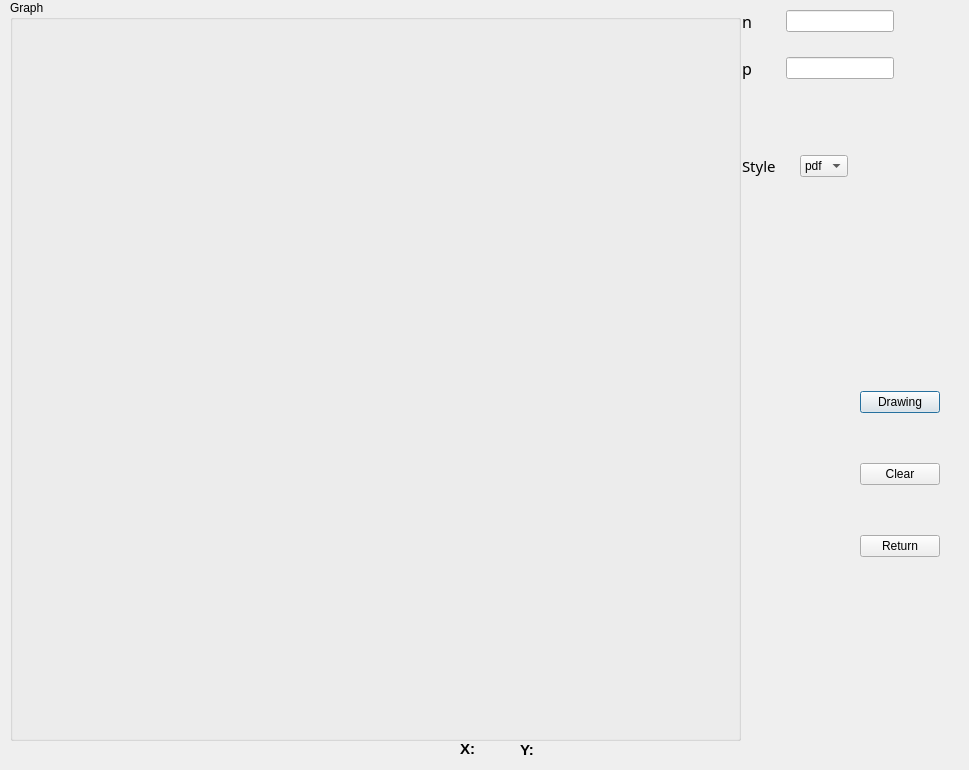
Qt form uiView/NormalDialog.ui (ShaohuaTong/Verteilung_Analyse) before a commit.
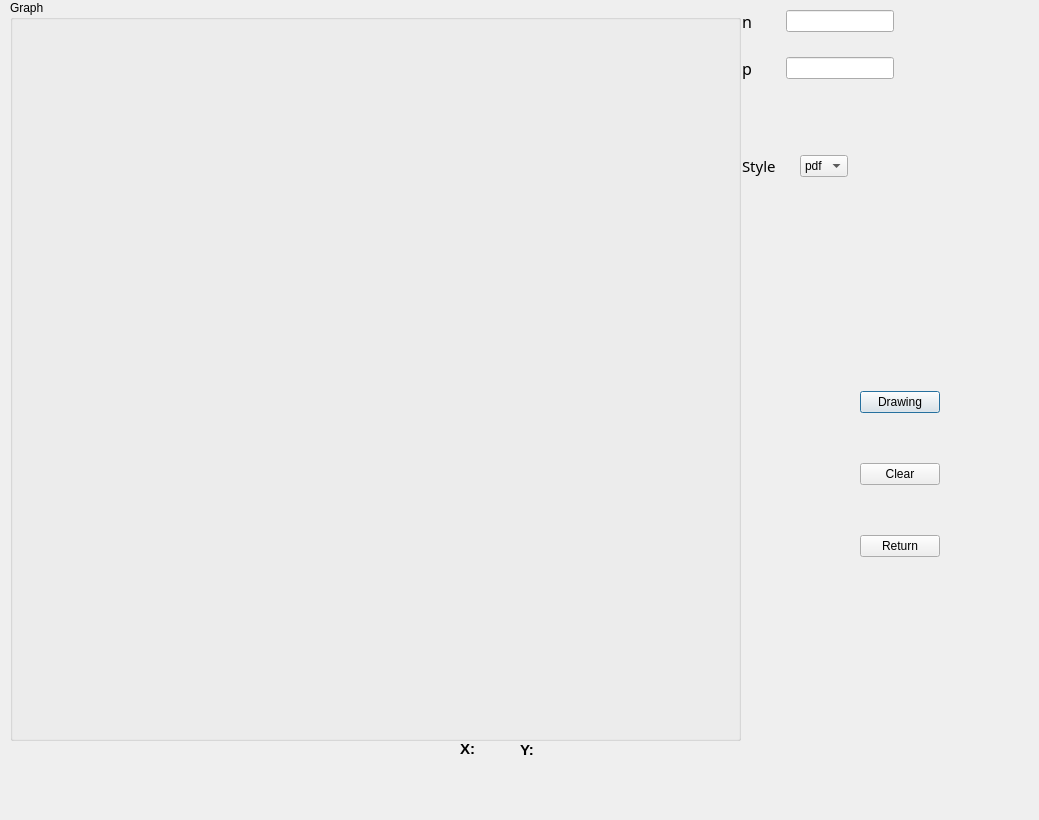
The same form after that commit.

Commit message: verbessern binomial

```diff
--- a/uiView/NormalDialog.ui
+++ b/uiView/NormalDialog.ui
@@ -6,8 +6,8 @@
    <rect>
     <x>0</x>
     <y>0</y>
-    <width>969</width>
-    <height>770</height>
+    <width>1039</width>
+    <height>820</height>
    </rect>
   </property>
   <property name="windowTitle">
@@ -52,7 +52,7 @@
     <string>&lt;html&gt;&lt;head/&gt;&lt;body&gt;&lt;p&gt;&lt;span style=&quot; font-size:11pt; font-weight:600;&quot;&gt;Y:&lt;/span&gt;&lt;/p&gt;&lt;/body&gt;&lt;/html&gt;</string>
    </property>
   </widget>
-  <widget class="QWidget" name="">
+  <widget class="QWidget" name="layoutWidget">
    <property name="geometry">
     <rect>
      <x>742</x>
```
The commit also changes 1 other file.
